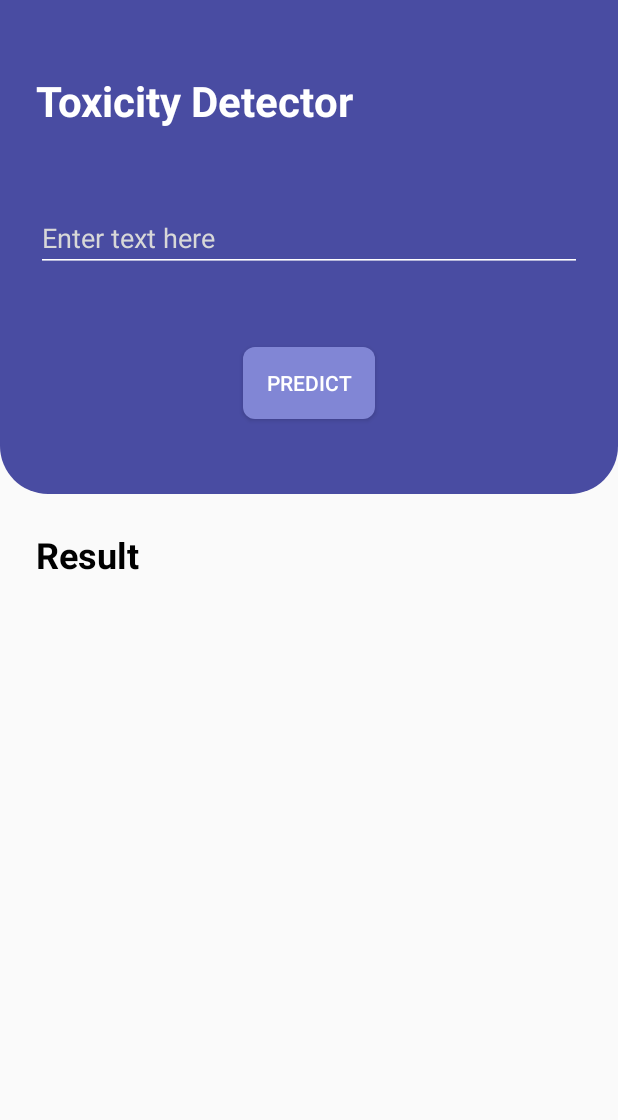
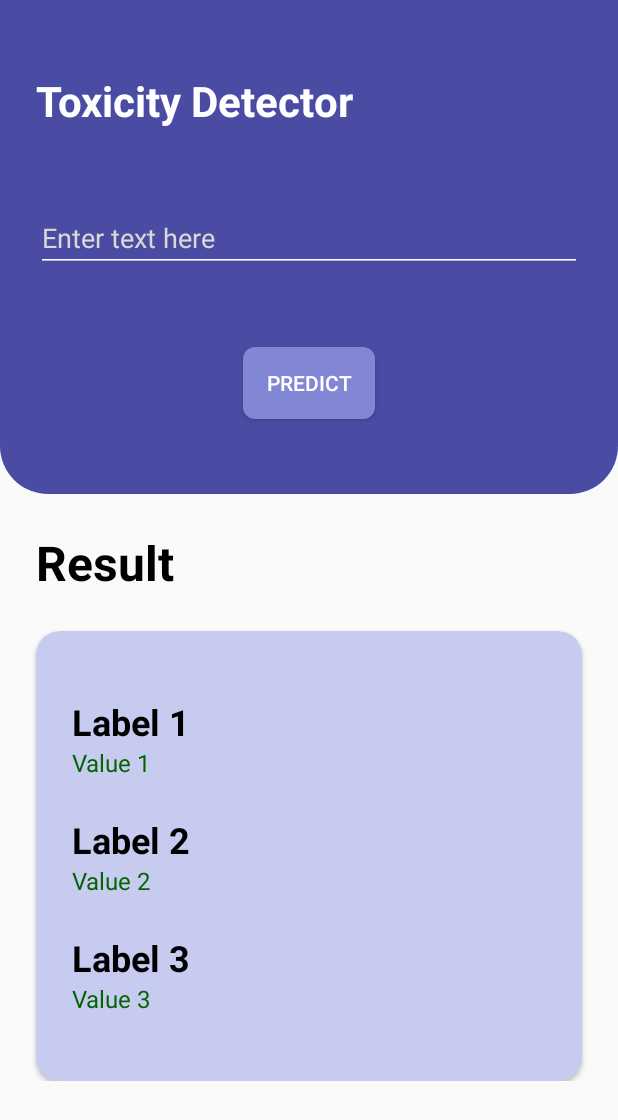
Before and after one commit to smoke-trees/toxic-comments-app, an Android app: the screen it shows after launch (MainActivity), on a phone screen of 412 x 824 dp. Shown: the top 1120 px of the screen. Run offline under Robolectric (Android 15) with nearby library versions, the phone set to English and light mode, and no system bars; libraries missing offline, so code that uses them is left out: org.tensorflow.lite; 6 statements that could not run were skipped.

Commit message:
Made the logic for showing top 3 toxic

```diff
--- a/app/src/main/java/dev/smoketrees/toxiccommentstflite/MainActivity.kt
+++ b/app/src/main/java/dev/smoketrees/toxiccommentstflite/MainActivity.kt
@@ -14,6 +14,9 @@ class MainActivity : AppCompatActivity(), CoroutineScope {
     private lateinit var mJob: Job
     override val coroutineContext: CoroutineContext
         get() = mJob + Dispatchers.Main
+
+    private val labels =
+        listOf("Toxic", "Severe Toxic", "Obscene", "Threat", "Insult", "Identity Hate")
 
     override fun onCreate(savedInstanceState: Bundle?) {
         super.onCreate(savedInstanceState)
@@ -39,16 +42,25 @@ class MainActivity : AppCompatActivity(), CoroutineScope {
             } else {
                 predictButton.isEnabled = false
                 val text = inputText.text.toString().toLowerCase(Locale.ROOT).trim()
+                val resArr = classifier.classifyText(text)
                 predictButton.isEnabled = true
-                val resArr = classifier.classifyText(text)
-                resultText.text = "Result:\n" +
-                        "\nToxic: ${resArr[0]}" +
-                        "\nSevere Toxic: ${resArr[1]}" +
-                        "\nObscene: ${resArr[2]}" +
-                        "\nThreat: ${resArr[3]}" +
-                        "\nInsult: ${resArr[4]}" +
-                        "\nIdentity Hate: ${resArr[5]}"
+                updateResultUI(resArr)
             }
+        }
+    }
+
+    private fun updateResultUI(res: FloatArray) {
+        val sortedRes = res.sorted().reversed()
+        val labelList = mutableListOf<String>()
+        for (i in 0..2) {
+            val index = res.indexOf(sortedRes[i])
+            labelList.add(labels[index])
+        }
+        val labelViews = listOf(firstLabel, secondLabel, thirdLabel)
+        val valueViews = listOf(firstValue, secondValue, thirdValue)
+        for (i in 0..2) {
+            labelViews[i].text = labelList[i]
+            valueViews[i].text = sortedRes[i].toString()
         }
     }
 
--- a/app/src/main/res/layout/activity_main.xml
+++ b/app/src/main/res/layout/activity_main.xml
@@ -1,10 +1,14 @@
 <?xml version="1.0" encoding="utf-8"?>
-<androidx.constraintlayout.widget.ConstraintLayout
+<ScrollView
     xmlns:android="http://schemas.android.com/apk/res/android"
     xmlns:app="http://schemas.android.com/apk/res-auto"
     xmlns:tools="http://schemas.android.com/tools"
     android:layout_width="match_parent"
-    android:layout_height="match_parent"
+    android:layout_height="match_parent" >
+
+    <androidx.constraintlayout.widget.ConstraintLayout
+        android:layout_width="match_parent"
+        android:layout_height="wrap_content"
         tools:context=".MainActivity">
 
         <LinearLayout
@@ -61,11 +65,96 @@
             android:layout_marginTop="24dp"
             android:layout_marginHorizontal="24dp"
             android:textColor="#000000"
-        android:textSize="24sp"
+            android:textSize="32sp"
             android:text="Result"
             android:textStyle="bold"
             app:layout_constraintTop_toBottomOf="@id/topLayout"
             app:layout_constraintStart_toStartOf="parent"
             app:layout_constraintEnd_toEndOf="parent" />
 
+        <androidx.cardview.widget.CardView
+            android:layout_width="0dp"
+            android:layout_height="300dp"
+            android:layout_marginTop="24dp"
+            android:layout_marginBottom="16dp"
+            app:cardBackgroundColor="@color/colorAccent"
+            app:cardCornerRadius="16dp"
+            android:layout_marginHorizontal="24dp"
+            app:layout_constraintTop_toBottomOf="@+id/resultText"
+            app:layout_constraintStart_toStartOf="parent"
+            app:layout_constraintEnd_toEndOf="parent">
+
+        <LinearLayout
+            android:layout_width="match_parent"
+            android:layout_height="wrap_content"
+            android:layout_gravity="center"
+            android:orientation="vertical">
+
+            <TextView
+                android:id="@+id/firstLabel"
+                android:layout_width="wrap_content"
+                android:layout_height="wrap_content"
+                android:layout_marginTop="24dp"
+                android:textSize="24sp"
+                android:textStyle="bold"
+                android:textColor="#000000"
+                android:layout_marginStart="24dp"
+                android:text="Label 1"/>
+
+            <TextView
+                android:id="@+id/firstValue"
+                android:layout_width="wrap_content"
+                android:layout_height="wrap_content"
+                android:textSize="16sp"
+                android:textColor="#006400"
+                android:layout_marginStart="24dp"
+                android:text="Value 1"/>
+
+            <TextView
+                android:id="@+id/secondLabel"
+                android:layout_width="wrap_content"
+                android:layout_height="wrap_content"
+                android:layout_marginTop="24dp"
+                android:textSize="24sp"
+                android:textStyle="bold"
+                android:textColor="#000000"
+                android:layout_marginStart="24dp"
+                android:text="Label 2"/>
+
+            <TextView
+                android:id="@+id/secondValue"
+                android:layout_width="wrap_content"
+                android:layout_height="wrap_content"
+                android:textSize="16sp"
+                android:textColor="#006400"
+                android:layout_marginStart="24dp"
+                android:text="Value 2"/>
+
+            <TextView
+                android:id="@+id/thirdLabel"
+                android:layout_width="wrap_content"
+                android:layout_height="wrap_content"
+                android:layout_marginTop="24dp"
+                android:textSize="24sp"
+                android:textStyle="bold"
+                android:textColor="#000000"
+                android:layout_marginStart="24dp"
+                android:text="Label 3"/>
+
+            <TextView
+                android:id="@+id/thirdValue"
+                android:layout_width="wrap_content"
+                android:layout_height="wrap_content"
+                android:textSize="16sp"
+                android:textColor="#006400"
+                android:layout_marginStart="24dp"
+                android:layout_marginBottom="24dp"
+                android:text="Value 3"/>
+
+        </LinearLayout>
+
+        </androidx.cardview.widget.CardView>
+
     </androidx.constraintlayout.widget.ConstraintLayout>
+
+</ScrollView>
```
Lines whose indentation alone changed are shown as unchanged.
